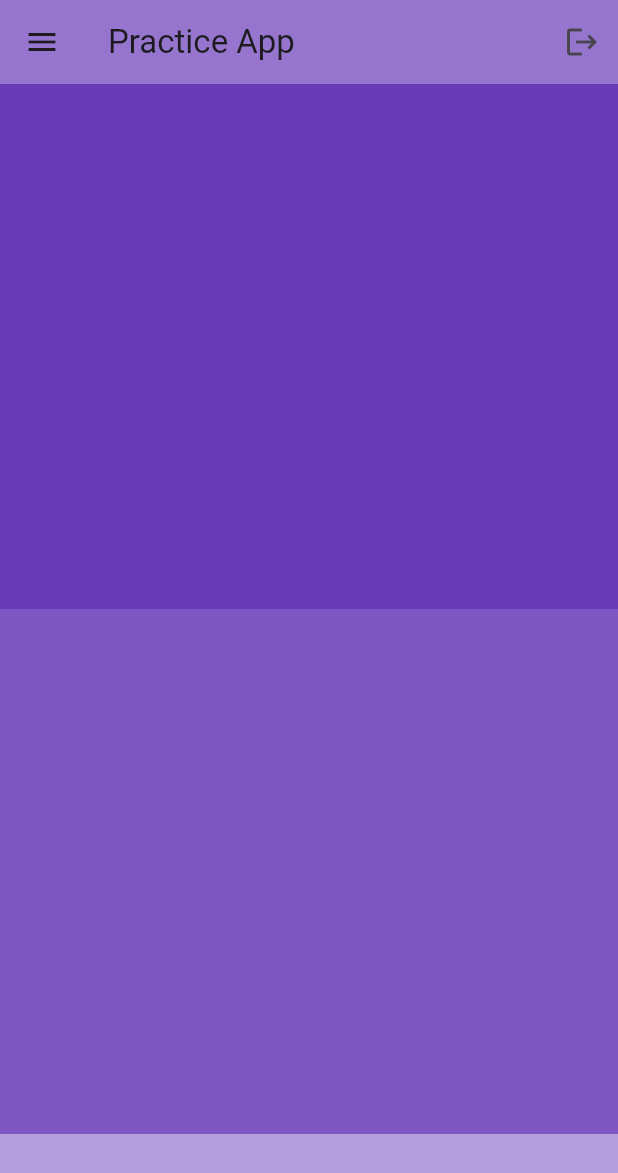
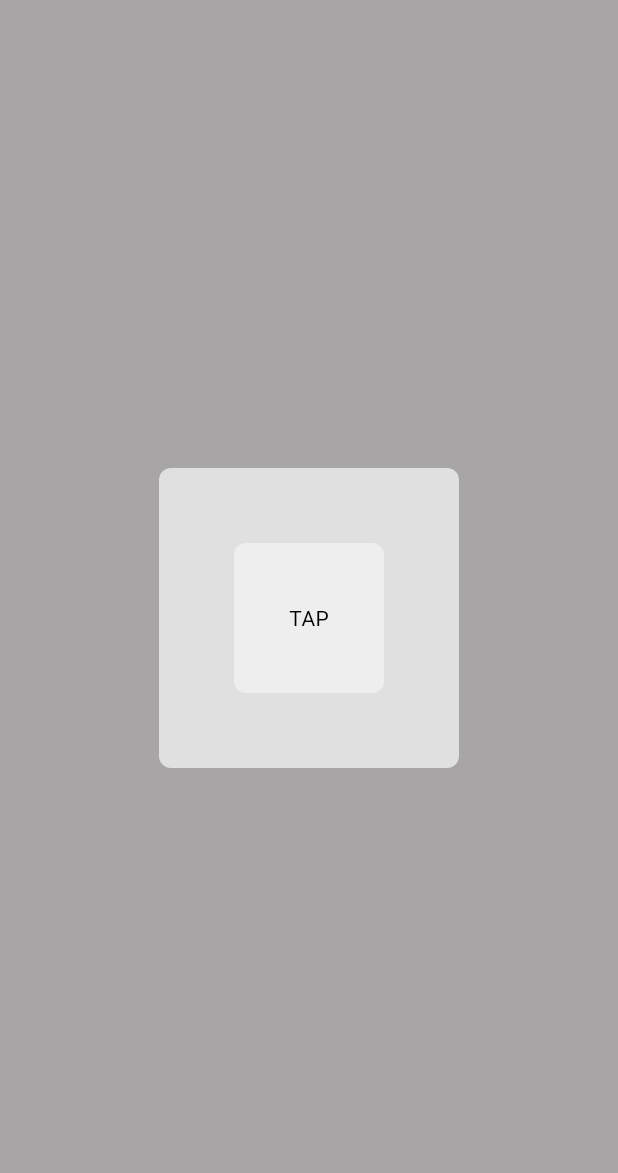
Before and after one commit to Luke-Kissling/practice, a Flutter app: the screen it shows after launch, on a phone screen of 412 x 824 dp. Shown: the top 1173 px of the screen. Run offline on Flutter 3.47's test engine with Material 3 defaults, Android fonts, the phone set to English and light mode, and no system bars.

Commit message:
theme practice

```diff
--- a/lib/main.dart
+++ b/lib/main.dart
@@ -1,4 +1,6 @@
 import 'package:flutter/material.dart';
+import 'package:practice/pages/theme/theme.dart';
+import 'pages/home_page.dart';
 
 void main() {
   runApp(const MyApp());
@@ -12,31 +14,9 @@ class MyApp extends StatelessWidget {
   Widget build(BuildContext context) {
     return MaterialApp(
       debugShowCheckedModeBanner: false,
-        home: Scaffold(
-      appBar: AppBar(
-        title: Text("Practice App"),
-        backgroundColor: Colors.deepPurple[300],
-        elevation: 0,
-        leading: Icon(Icons.menu),
-        actions: [IconButton(onPressed: () {}, icon: Icon(Icons.logout))],
-      ),
-      body: ListView(
-        children: [
-          Container(
-            height: 350,
-            color: Colors.deepPurple,
-          ),
-          Container(
-            height: 350,
-
-            color: Colors.deepPurple[400],
-          ),
-          Container(
-            height: 350,
-            color: Colors.deepPurple[200],
-          ),
-        ],
-      ),
-    ));
+      home: HomePage(),
+      theme: lightMode,
+      darkTheme: darkMode,
+    );
   }
 }
--- /dev/null
+++ b/lib/oldmain.dart
@@ -0,0 +1,42 @@
+import 'package:flutter/material.dart';
+
+void main() {
+  runApp(const MyApp());
+}
+
+class MyApp extends StatelessWidget {
+  const MyApp({super.key});
+
+  // This widget is the root of your application.
+  @override
+  Widget build(BuildContext context) {
+    return MaterialApp(
+      debugShowCheckedModeBanner: false,
+        home: Scaffold(
+      appBar: AppBar(
+        title: Text("Practice App"),
+        backgroundColor: Colors.deepPurple[300],
+        elevation: 0,
+        leading: Icon(Icons.menu),
+        actions: [IconButton(onPressed: () {}, icon: Icon(Icons.logout))],
+      ),
+      body: ListView(
+        children: [
+          Container(
+            height: 350,
+            color: Colors.deepPurple,
+          ),
+          Container(
+            height: 350,
+
+            color: Colors.deepPurple[400],
+          ),
+          Container(
+            height: 350,
+            color: Colors.deepPurple[200],
+          ),
+        ],
+      ),
+    ));
+  }
+}
--- /dev/null
+++ b/lib/pages/components/box.dart
@@ -0,0 +1,25 @@
+import 'package:flutter/material.dart';
+
+class MyBox extends StatelessWidget {
+  final Widget? child;
+  final Color? color;
+  const MyBox({
+    super.key,
+    required this.child,
+    required this.color,
+    });
+
+  @override
+  Widget build(BuildContext context) {
+    return Container(
+      decoration: BoxDecoration(
+        color: color,
+        borderRadius: BorderRadius.circular(8),
+      ),
+      width: 200,
+      height: 200,
+      padding: const EdgeInsets.all(50),
+      child: child,
+    );
+  }
+}
--- /dev/null
+++ b/lib/pages/components/button.dart
@@ -0,0 +1,29 @@
+import 'package:flutter/material.dart';
+
+class MyButton extends StatelessWidget {
+
+  final Color? color;
+  final void Function()? onTap;
+
+  const MyButton({
+    super.key,
+    required this.color,
+    required this.onTap,
+  });
+
+  @override
+  Widget build(BuildContext context) {
+    return GestureDetector(
+      onTap: onTap,
+      child: Container(
+        decoration: BoxDecoration(
+          color: color,
+          borderRadius: BorderRadius.circular(8),
+        ),
+        padding: const EdgeInsets.all(25),
+        child: const Center(child: Text("TAP")),
+        ),
+      );
+
+  }
+}
--- /dev/null
+++ b/lib/pages/home_page.dart
@@ -0,0 +1,23 @@
+import 'package:flutter/material.dart';
+import 'package:practice/pages/components/button.dart';
+import 'components/box.dart';
+
+class HomePage extends StatelessWidget {
+  const HomePage({super.key});
+
+  @override
+  Widget build(BuildContext context){
+    return Scaffold(
+      backgroundColor: Theme.of(context).colorScheme.surface,
+      body: Center(
+        child: MyBox(
+          color: Theme.of(context).colorScheme.primary,
+          child: MyButton(
+            color: Theme.of(context).colorScheme.secondary,
+            onTap: () {}),),
+
+      ),
+      );
+
+  }
+}
--- /dev/null
+++ b/lib/pages/theme/theme.dart
@@ -0,0 +1,21 @@
+import 'package:flutter/material.dart';
+
+ThemeData lightMode = ThemeData(
+  brightness: Brightness.light,
+  colorScheme: ColorScheme.light(
+    surface: const Color.fromARGB(255, 167, 165, 165),
+    primary: Colors.grey.shade300,
+    secondary: Colors.grey.shade200,
+
+  ),
+);
+
+ThemeData darkMode = ThemeData(
+  brightness: Brightness.dark,
+  colorScheme: ColorScheme.dark(
+    surface: Colors.grey.shade900,
+    primary: Colors.grey.shade800,
+    secondary: Colors.grey.shade700,
+
+  ),
+);
```
